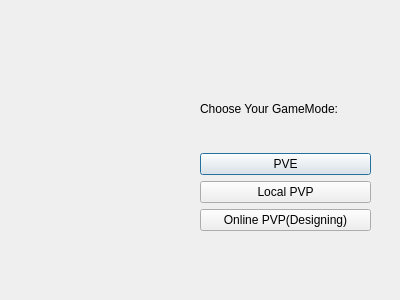
Before: the Qt Designer form NoGo-Task1-2.0/dialogchoosemode.ui in SakuraMarble/Team9_Final, drawn with Qt 5.
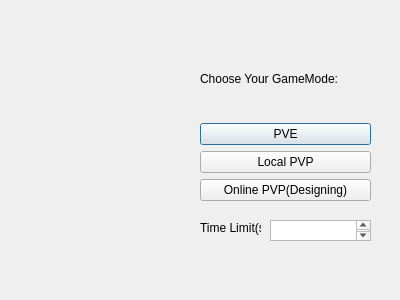
After: the same form once the commit is applied.

Commit message: 实现在ui界面设置时间限制，全局变量移除

What changed in the file:
```diff
--- a/NoGo-Task1-2.0/dialogchoosemode.ui
+++ b/NoGo-Task1-2.0/dialogchoosemode.ui
@@ -26,11 +26,11 @@
     <string/>
    </property>
   </widget>
-  <widget class="QWidget" name="">
+  <widget class="QWidget" name="layoutWidget">
    <property name="geometry">
     <rect>
      <x>200</x>
-     <y>70</y>
+     <y>40</y>
      <width>171</width>
      <height>161</height>
     </rect>
@@ -66,6 +66,29 @@
     </item>
    </layout>
   </widget>
+  <widget class="QLabel" name="label">
+   <property name="geometry">
+    <rect>
+     <x>200</x>
+     <y>220</y>
+     <width>61</width>
+     <height>16</height>
+    </rect>
+   </property>
+   <property name="text">
+    <string>Time Limit(s)</string>
+   </property>
+  </widget>
+  <widget class="QPlainTextEdit" name="plainTextEdit">
+   <property name="geometry">
+    <rect>
+     <x>270</x>
+     <y>220</y>
+     <width>101</width>
+     <height>21</height>
+    </rect>
+   </property>
+  </widget>
  </widget>
  <resources/>
  <connections/>
```
The commit also changes 5 other files.
